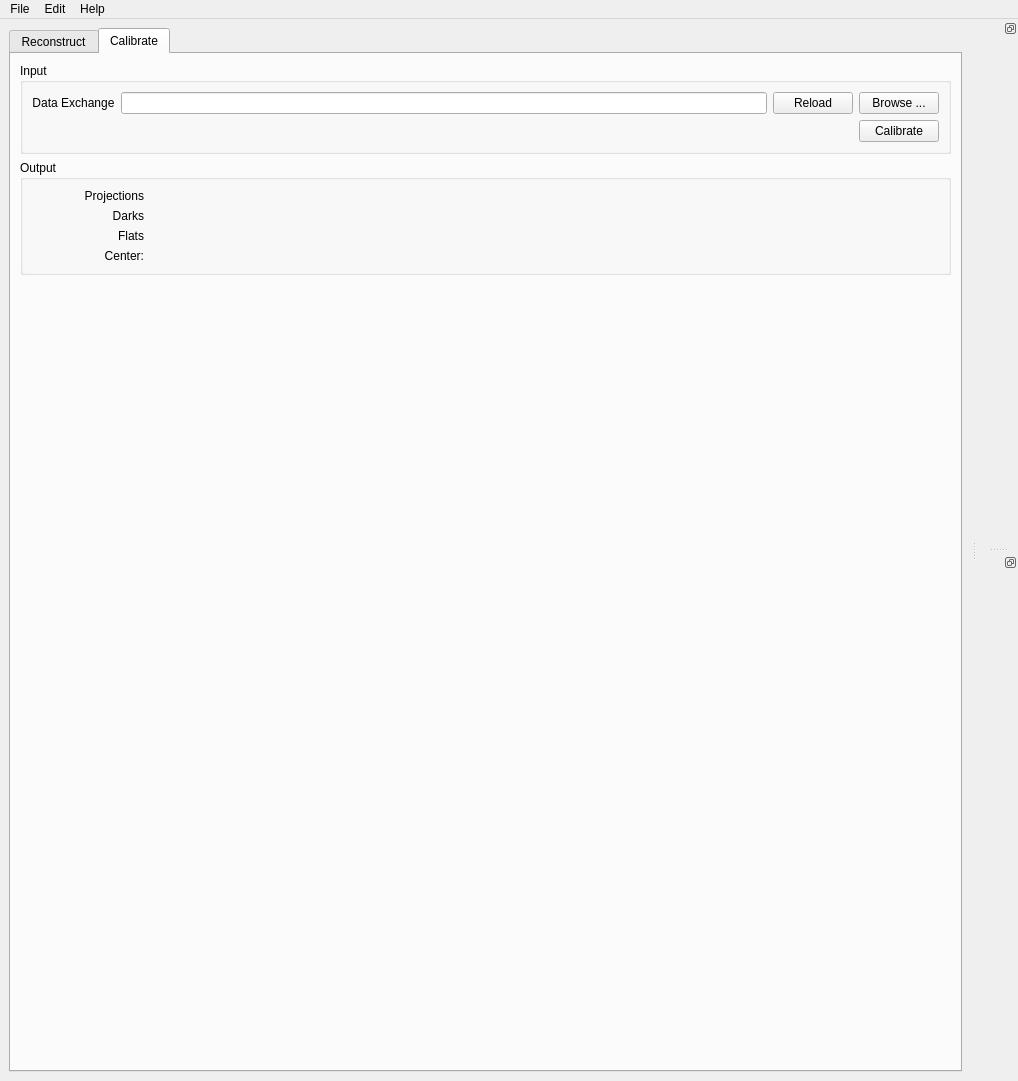
This is tomopyui/gui.ui in tomography/tomopy-gui as Qt 5 draws it before an edit. The edited form follows.
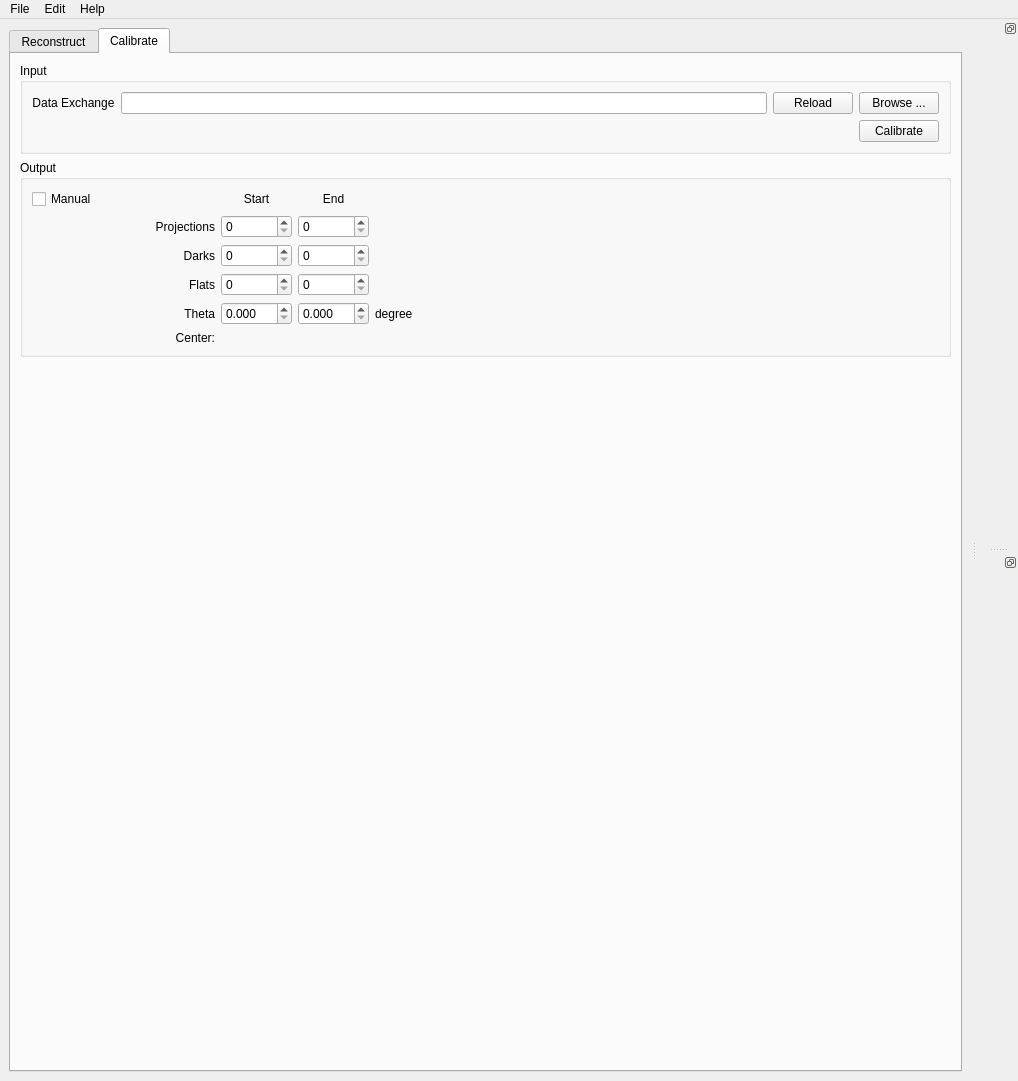
This is the edited form. The open tabs and pages were chosen to show the change.

Commit message: adding manual data range selection

```diff
--- a/tomopyui/gui.ui
+++ b/tomopyui/gui.ui
@@ -980,7 +980,57 @@
             <layout class="QVBoxLayout" name="verticalLayout_12">
              <item>
               <layout class="QGridLayout" name="gridLayout_6">
-               <item row="2" column="0">
+               <item row="2" column="3">
+                <widget class="QSpinBox" name="data_dark_end"/>
+               </item>
+               <item row="0" column="3">
+                <widget class="QLabel" name="data_end_label">
+                 <property name="text">
+                  <string>End</string>
+                 </property>
+                 <property name="alignment">
+                  <set>Qt::AlignCenter</set>
+                 </property>
+                </widget>
+               </item>
+               <item row="3" column="2">
+                <widget class="QSpinBox" name="data_white_start"/>
+               </item>
+               <item row="1" column="4">
+                <widget class="QLabel" name="label_data_size">
+                 <property name="text">
+                  <string/>
+                 </property>
+                </widget>
+               </item>
+               <item row="1" column="1">
+                <widget class="QLabel" name="label_4">
+                 <property name="text">
+                  <string>Projections</string>
+                 </property>
+                 <property name="alignment">
+                  <set>Qt::AlignRight|Qt::AlignTrailing|Qt::AlignVCenter</set>
+                 </property>
+                </widget>
+               </item>
+               <item row="2" column="1">
+                <widget class="QLabel" name="label_5">
+                 <property name="text">
+                  <string>Darks</string>
+                 </property>
+                 <property name="alignment">
+                  <set>Qt::AlignRight|Qt::AlignTrailing|Qt::AlignVCenter</set>
+                 </property>
+                </widget>
+               </item>
+               <item row="2" column="4">
+                <widget class="QLabel" name="label_data_dark_size">
+                 <property name="text">
+                  <string/>
+                 </property>
+                </widget>
+               </item>
+               <item row="3" column="1">
                 <widget class="QLabel" name="label_7">
                  <property name="text">
                   <string>Flats</string>
@@ -990,14 +1040,14 @@
                  </property>
                 </widget>
                </item>
-               <item row="2" column="1">
+               <item row="3" column="4">
                 <widget class="QLabel" name="label_data_white_size">
                  <property name="text">
                   <string/>
                  </property>
                 </widget>
                </item>
-               <item row="3" column="0">
+               <item row="5" column="1">
                 <widget class="QLabel" name="label_8">
                  <property name="sizePolicy">
                   <sizepolicy hsizetype="Preferred" vsizetype="Preferred">
@@ -1019,7 +1069,7 @@
                  </property>
                 </widget>
                </item>
-               <item row="3" column="1">
+               <item row="5" column="4">
                 <widget class="QLabel" name="axis_num">
                  <property name="sizePolicy">
                   <sizepolicy hsizetype="Expanding" vsizetype="Fixed">
@@ -1038,37 +1088,88 @@
                  </property>
                 </widget>
                </item>
-               <item row="0" column="1">
-                <widget class="QLabel" name="label_data_size">
+               <item row="0" column="2">
+                <widget class="QLabel" name="data_start_label">
                  <property name="text">
-                  <string/>
+                  <string>Start</string>
+                 </property>
+                 <property name="alignment">
+                  <set>Qt::AlignCenter</set>
                  </property>
                 </widget>
                </item>
+               <item row="1" column="2">
+                <widget class="QSpinBox" name="data_start"/>
+               </item>
+               <item row="3" column="3">
+                <widget class="QSpinBox" name="data_white_end"/>
+               </item>
+               <item row="0" column="4">
+                <spacer name="horizontalSpacer_3">
+                 <property name="orientation">
+                  <enum>Qt::Horizontal</enum>
+                 </property>
+                 <property name="sizeHint" stdset="0">
+                  <size>
+                   <width>40</width>
+                   <height>20</height>
+                  </size>
+                 </property>
+                </spacer>
+               </item>
                <item row="0" column="0">
-                <widget class="QLabel" name="label_4">
+                <widget class="QCheckBox" name="manual_box">
                  <property name="text">
-                  <string>Projections</string>
+                  <string>Manual</string>
                  </property>
-                 <property name="alignment">
-                  <set>Qt::AlignRight|Qt::AlignTrailing|Qt::AlignVCenter</set>
-                 </property>
                 </widget>
                </item>
-               <item row="1" column="0">
-                <widget class="QLabel" name="label_5">
+               <item row="1" column="3">
+                <widget class="QSpinBox" name="data_end"/>
+               </item>
+               <item row="2" column="2">
+                <widget class="QSpinBox" name="data_dark_start"/>
+               </item>
+               <item row="4" column="1">
+                <widget class="QLabel" name="theta_label">
                  <property name="text">
-                  <string>Darks</string>
+                  <string>Theta</string>
                  </property>
                  <property name="alignment">
                   <set>Qt::AlignRight|Qt::AlignTrailing|Qt::AlignVCenter</set>
                  </property>
                 </widget>
                </item>
-               <item row="1" column="1">
-                <widget class="QLabel" name="label_data_dark_size">
+               <item row="4" column="2">
+                <widget class="QDoubleSpinBox" name="theta_start">
+                 <property name="decimals">
+                  <number>3</number>
+                 </property>
+                 <property name="maximum">
+                  <double>360.000000000000000</double>
+                 </property>
+                 <property name="singleStep">
+                  <double>0.001000000000000</double>
+                 </property>
+                </widget>
+               </item>
+               <item row="4" column="3">
+                <widget class="QDoubleSpinBox" name="theta_end">
+                 <property name="decimals">
+                  <number>3</number>
+                 </property>
+                 <property name="maximum">
+                  <double>360.000000000000000</double>
+                 </property>
+                 <property name="singleStep">
+                  <double>0.001000000000000</double>
+                 </property>
+                </widget>
+               </item>
+               <item row="4" column="4">
+                <widget class="QLabel" name="theta_unit_label">
                  <property name="text">
-                  <string/>
+                  <string>degree</string>
                  </property>
                 </widget>
                </item>
```
Left out of the diff: 2 changed lines with no effect on the pictures. The commit also changes 3 other files.
